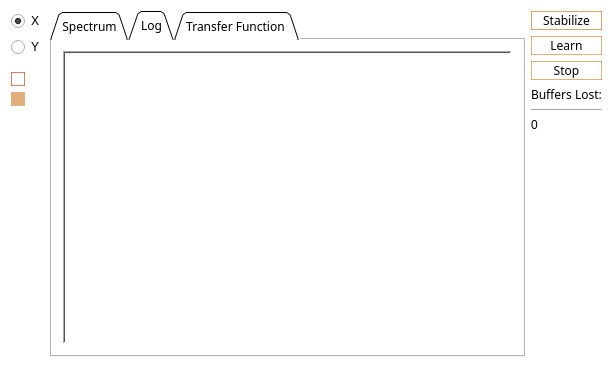
Above: FASTSTABILIZER.ui from Joseph459459/kHz-STABILIZER before the change. Below: the same form after it.
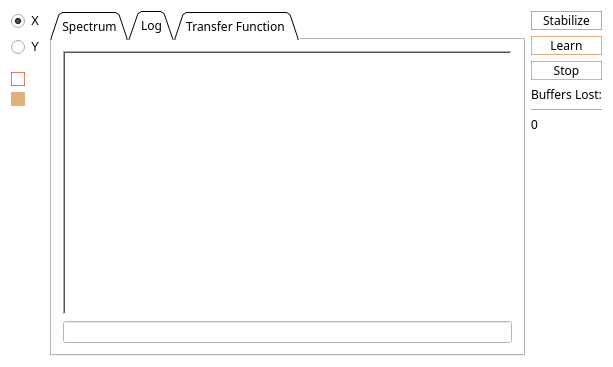
That is the form after the change. The open tabs and pages were chosen to show the change. Icons and pictures are not drawn. Custom widgets are drawn as their Qt base class.

Commit message: cmd line updates

```diff
--- a/FASTSTABILIZER.ui
+++ b/FASTSTABILIZER.ui
@@ -7,7 +7,7 @@
     <x>0</x>
     <y>0</y>
     <width>613</width>
-    <height>368</height>
+    <height>367</height>
    </rect>
   </property>
   <property name="palette">
@@ -749,6 +749,13 @@
             </property>
            </widget>
           </item>
+          <item row="1" column="0">
+           <widget class="QLineEdit" name="cmdLineBox">
+            <property name="toolTip">
+             <string>&lt;html&gt;&lt;head/&gt;&lt;body&gt;&lt;p&gt;To change drive frequencies, enter three frequencies (Hz) separated by commas.&lt;/p&gt;&lt;p&gt;To change the DAC bit ranges, enter two bit depths (0-4095) separated by commas.&lt;/p&gt;&lt;/body&gt;&lt;/html&gt;</string>
+            </property>
+           </widget>
+          </item>
          </layout>
         </widget>
         <widget class="QWidget" name="transferFunctionTab">
```
Left out of the diff: 4 changed lines with no effect on the pictures. The commit also changes 8 other files.
